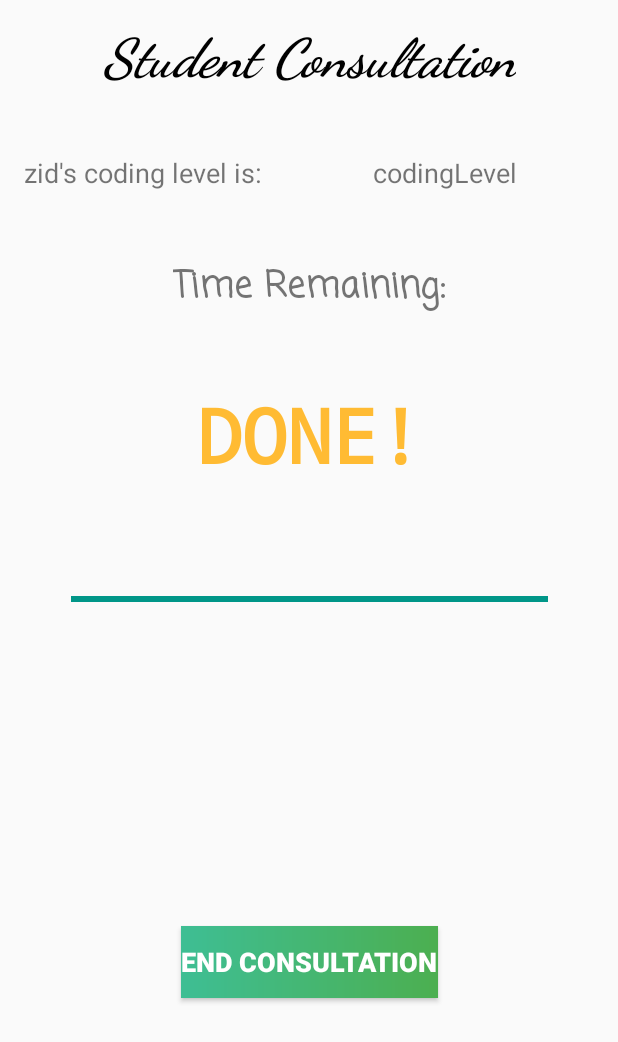
After one commit to Shnooky/TutorApp, an Android app: the StudentConsultation screen opened directly, with no data from a screen before it, on a phone screen of 412 x 824 dp. The commit adds this screen. Shown: the top 1042 px of the screen. Run offline under Robolectric (Android 15) with nearby library versions, the phone set to English and light mode, and no system bars.

Commit message:
Student Consultation function added

```diff
--- a/app/src/main/AndroidManifest.xml
+++ b/app/src/main/AndroidManifest.xml
@@ -1,9 +1,11 @@
 <?xml version="1.0" encoding="utf-8"?>
 <manifest xmlns:android="http://schemas.android.com/apk/res/android"
           package="com.example.xwc.tutorapp">
-    <uses-permission android:name="android.permission.CAMERA" />
-    <uses-permission android:name="android.permission.READ_EXTERNAL_STORAGE" />
+
+    <uses-permission android:name="android.permission.CAMERA"/>
+    <uses-permission android:name="android.permission.READ_EXTERNAL_STORAGE"/>
     <uses-permission android:name="android.permission.WRITE_EXTERNAL_STORAGE"/>
+
     <application
         android:allowBackup="true"
         android:icon="@drawable/smarttutor"
@@ -11,7 +13,6 @@
         android:roundIcon="@mipmap/ic_launcher_round"
         android:supportsRtl="true"
         android:theme="@style/AppTheme">
-
         <activity android:name=".Controllers.MainActivity">
             <intent-filter>
                 <action android:name="android.intent.action.MAIN"/>
@@ -27,29 +28,25 @@
         <activity android:name=".Controllers.StudentManager"/>
         <activity android:name=".Controllers.TutorialStudentList"/>
         <activity android:name=".Controllers.TutorialStudentEditor"/>
-
         <activity android:name=".Controllers.NameGameManager"/>
         <activity android:name=".Controllers.NameGameQuiz"/>
         <activity android:name=".Controllers.NameGameScore"/>
-
+        <activity android:name=".Controllers.StudentConsultation"/>
         <provider
-            android:authorities="com.example.xwc.tutorapp.classProvider"
-            android:name=".Database.ClassProvider" >
+            android:name=".Database.ClassProvider"
+            android:authorities="com.example.xwc.tutorapp.classProvider">
         </provider>
-
         <provider
-            android:authorities="com.example.xwc.tutorapp.studentProvider"
-            android:name=".Database.StudentProvider" >
+            android:name=".Database.StudentProvider"
+            android:authorities="com.example.xwc.tutorapp.studentProvider">
         </provider>
-
         <provider
-            android:authorities="com.example.xwc.tutorapp.tutorialProvider"
-            android:name=".Database.TutorialProvider" >
+            android:name=".Database.TutorialProvider"
+            android:authorities="com.example.xwc.tutorapp.tutorialProvider">
         </provider>
-
         <provider
-            android:authorities="com.example.xwc.tutorapp.studentTutorialProvider"
-            android:name=".Database.StudentTutorialProvider" >
+            android:name=".Database.StudentTutorialProvider"
+            android:authorities="com.example.xwc.tutorapp.studentTutorialProvider">
         </provider>
     </application>
 
--- /dev/null
+++ b/app/src/main/java/com/example/xwc/tutorapp/Controllers/StudentConsultation.java
@@ -0,0 +1,96 @@
+package com.example.xwc.tutorapp.Controllers;
+
+import android.content.Intent;
+import android.database.Cursor;
+import android.database.sqlite.SQLiteDatabase;
+import android.os.CountDownTimer;
+import android.support.v7.app.AppCompatActivity;
+import android.os.Bundle;
+import android.view.View;
+import android.widget.Button;
+import android.widget.ProgressBar;
+import android.widget.TextView;
+
+import com.example.xwc.tutorapp.Database.DBOpenHelper;
+import com.example.xwc.tutorapp.Database.StudentProvider;
+import com.example.xwc.tutorapp.R;
+
+import org.w3c.dom.Text;
+
+public class StudentConsultation extends AppCompatActivity {
+    private TextView mStuName;
+    private TextView mSkill;
+    private ProgressBar mProgressBar;
+    private CountDownTimer mCountDownTimer;
+    private TextView mCountdown;
+    private Button mEndConsultation;
+
+    private int progress = 0;
+
+    @Override
+    protected void onCreate(Bundle savedInstanceState) {
+        super.onCreate(savedInstanceState);
+        setContentView(R.layout.student_consultation);
+
+        mStuName = (TextView) findViewById(R.id.zid);
+        mSkill = (TextView) findViewById(R.id.codingLevel);
+        Intent intent = getIntent();
+        if (intent.hasExtra("SKILL")) {
+            mStuName.setText(intent.getStringExtra("STUNAME")+"'s coding skill is:");
+            mSkill.setText(intent.getStringExtra("SKILL"));
+        }
+        mProgressBar = (ProgressBar) findViewById(R.id.progressBar);
+        mProgressBar.setProgress(progress);
+        mCountdown = (TextView) findViewById(R.id.countdown);
+        final long startTime = calculate();
+        mCountDownTimer = new CountDownTimer(startTime, 1000) {
+            @Override
+            public void onTick(long l) {
+                mCountdown.setText(Long.toString(l / 1000));
+                progress++;
+                mProgressBar.setProgress((int)(progress*100/(startTime/1000)));
+            }
+
+            @Override
+            public void onFinish() {
+                mCountdown.setText("DONE!");
+                progress++;
+                mProgressBar.setProgress(100);
+            }
+        }.start();
+
+        mEndConsultation = (Button) findViewById(R.id.endConsultation);
+        mEndConsultation.setOnClickListener(new View.OnClickListener() {
+            public void onClick(View v) {
+                finish();
+            }
+        });
+    }
+
+    private long calculate() {
+        long milis = 0;
+        String skill = "";
+        Intent intent = getIntent();
+        if (intent.hasExtra("SKILL")) {
+            skill = intent.getStringExtra("SKILL");
+            switch (skill) {
+                case "Low":
+                    milis = 300000;
+                    break;
+                case "Moderate":
+                    milis = 180000;
+                    break;
+                case "High":
+                    milis = 90000;
+                    break;
+                case "Exceptional":
+                    milis = 30000;
+                    break;
+                default:
+                    break;
+            }
+
+        }
+        return milis;
+    }
+}
--- a/app/src/main/java/com/example/xwc/tutorapp/Controllers/TutorialStudentEditor.java
+++ b/app/src/main/java/com/example/xwc/tutorapp/Controllers/TutorialStudentEditor.java
@@ -122,6 +122,21 @@ public class TutorialStudentEditor extends AppCompatActivity {
 
         });
 
+        btnConsultation.setOnClickListener(new View.OnClickListener() {
+            public void onClick(View v) {
+                Cursor c = getContentResolver().query(StudentProvider.CONTENT_URI,
+                        DBOpenHelper.STUDENTS_ALL_COLUMNS, DBOpenHelper.STUDENTS_ZID +
+                                " = ?",
+                        new String[]{currZID}, null);
+                if (c!= null && c.moveToNext()) {
+                    Intent i = new Intent(getBaseContext(), StudentConsultation.class);
+                    i.putExtra("SKILL",c.getString(c.getColumnIndex(DBOpenHelper.STUDENTS_SKILL)));
+                    i.putExtra("STUNAME",lblStudentName.getText());
+                    startActivity(i);
+                }
+            }
+        });
+
 
         Intent i = getIntent();
         currTutorialID = i.getStringExtra("TUTORIALID");
--- /dev/null
+++ b/app/src/main/res/layout/student_consultation.xml
@@ -0,0 +1,117 @@
+<?xml version="1.0" encoding="utf-8"?>
+<android.support.constraint.ConstraintLayout
+    xmlns:android="http://schemas.android.com/apk/res/android"
+    xmlns:app="http://schemas.android.com/apk/res-auto"
+    xmlns:tools="http://schemas.android.com/tools"
+    android:layout_width="match_parent"
+    android:layout_height="match_parent"
+    tools:context="com.example.xwc.tutorapp.Controllers.StudentConsultation">
+
+    <TextView
+        android:id="@+id/textView16"
+        android:layout_width="wrap_content"
+        android:layout_height="wrap_content"
+        android:layout_marginTop="16dp"
+        android:fontFamily="cursive"
+        android:text="Student Consultation"
+        android:textAlignment="center"
+        android:textColor="@android:color/black"
+        android:textSize="36sp"
+        android:textStyle="bold|italic"
+        android:typeface="sans"
+        app:layout_constraintLeft_toLeftOf="parent"
+        app:layout_constraintRight_toRightOf="parent"
+        app:layout_constraintTop_toTopOf="parent"/>
+
+    <TextView
+        android:id="@+id/zid"
+        android:layout_width="wrap_content"
+        android:layout_height="wrap_content"
+        android:layout_marginLeft="16dp"
+        android:layout_marginTop="41dp"
+        android:text="zid's coding level is:"
+        android:textSize="18sp"
+        android:typeface="sans"
+        app:layout_constraintLeft_toLeftOf="parent"
+        app:layout_constraintTop_toBottomOf="@+id/textView16"/>
+
+    <TextView
+        android:id="@+id/codingLevel"
+        android:layout_width="wrap_content"
+        android:layout_height="wrap_content"
+        android:layout_marginLeft="8dp"
+        android:layout_marginRight="67dp"
+        android:layout_marginTop="41dp"
+        android:text="codingLevel"
+        android:textSize="18sp"
+        android:typeface="sans"
+        app:layout_constraintHorizontal_bias="1.0"
+        app:layout_constraintLeft_toRightOf="@+id/zid"
+        app:layout_constraintRight_toRightOf="parent"
+        app:layout_constraintTop_toBottomOf="@+id/textView16"/>
+
+    <ProgressBar
+        android:id="@+id/progressBar"
+        style="@android:style/Widget.DeviceDefault.Light.ProgressBar.Horizontal"
+        android:layout_width="318dp"
+        android:layout_height="24dp"
+        android:layout_marginLeft="8dp"
+        android:layout_marginRight="8dp"
+        android:layout_marginTop="66dp"
+        app:layout_constraintLeft_toLeftOf="parent"
+        app:layout_constraintRight_toRightOf="parent"
+        app:layout_constraintTop_toBottomOf="@+id/countdown"/>
+
+    <Button
+        android:id="@+id/endConsultation"
+        android:textColor="#ffff"
+        android:textSize="18sp"
+        android:textStyle="bold"
+        android:background="@drawable/gradient_lightrose"
+        android:layout_width="wrap_content"
+        android:layout_height="wrap_content"
+        android:layout_marginLeft="8dp"
+        android:layout_marginRight="8dp"
+        android:layout_marginTop="55dp"
+        android:text="End Consultation"
+        app:layout_constraintLeft_toLeftOf="parent"
+        app:layout_constraintRight_toRightOf="parent"
+        app:layout_constraintTop_toBottomOf="@+id/progressBar"
+        app:layout_constraintBottom_toBottomOf="parent"
+        app:layout_constraintHorizontal_bias="0.502"
+        android:layout_marginBottom="8dp"/>
+
+    <TextView
+        android:id="@+id/countdown"
+        android:layout_width="286dp"
+        android:layout_height="65dp"
+        android:layout_marginLeft="8dp"
+        android:layout_marginRight="8dp"
+        android:layout_marginTop="46dp"
+        android:fontFamily="monospace"
+        android:text="TextView"
+        android:textAlignment="center"
+        android:textAllCaps="false"
+        android:textColor="@android:color/holo_orange_light"
+        android:textSize="50sp"
+        android:textStyle="bold"
+        app:layout_constraintLeft_toLeftOf="parent"
+        app:layout_constraintRight_toRightOf="parent"
+        app:layout_constraintTop_toBottomOf="@+id/textView14"/>
+
+    <TextView
+        android:id="@+id/textView14"
+        android:layout_width="wrap_content"
+        android:layout_height="wrap_content"
+        android:layout_marginLeft="8dp"
+        android:layout_marginRight="8dp"
+        android:layout_marginTop="45dp"
+        android:fontFamily="casual"
+        android:text="Time Remaining:"
+        android:textSize="24sp"
+        android:textStyle="bold"
+        app:layout_constraintLeft_toLeftOf="parent"
+        app:layout_constraintRight_toRightOf="parent"
+        app:layout_constraintTop_toBottomOf="@+id/zid"/>
+
+</android.support.constraint.ConstraintLayout>
--- a/app/src/main/res/values/colors.xml
+++ b/app/src/main/res/values/colors.xml
@@ -2,7 +2,7 @@
 <resources>
     <color name="colorPrimary">#3F51B5</color>
     <color name="colorPrimaryDark">#303f9f</color>
-    <color name="colorAccent">#FF4081</color>
+    <color name="colorAccent">#ff4081</color>
     <color name="primary_material_light">#03a9f4</color>
     <color name="accent_material_light">#009688</color>
 </resources>
```
